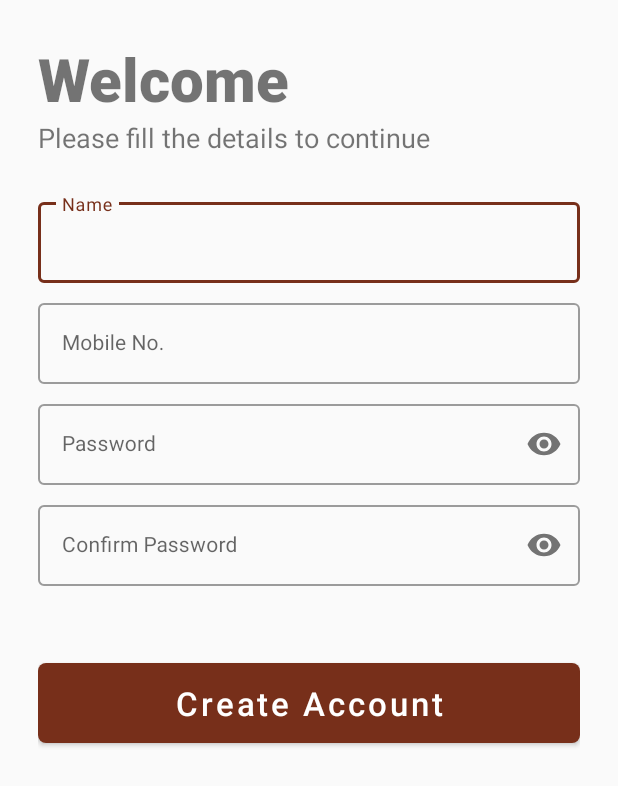
After one commit to deorerohit/FHelp, an Android app: the SignUp screen opened directly, with no data from a screen before it, on a phone screen of 412 x 824 dp. The commit adds this screen. Shown: the top 786 px of the screen. Run offline under Robolectric (Android 15) with nearby library versions, the phone set to English and light mode, and no system bars.

Commit message:
creater sign up interface

```diff
--- a/app/src/main/AndroidManifest.xml
+++ b/app/src/main/AndroidManifest.xml
@@ -9,13 +9,16 @@
         android:roundIcon="@mipmap/ic_launcher_round"
         android:supportsRtl="true"
         android:theme="@style/Theme.FarmHelp">
+        <activity android:name=".SignUp"
+            android:parentActivityName=".SignIn"/>
         <activity android:name=".SignIn">
             <intent-filter>
                 <action android:name="android.intent.action.MAIN" />
+
                 <category android:name="android.intent.category.LAUNCHER" />
             </intent-filter>
         </activity>
-        <activity android:name=".MainActivity"></activity>
+        <activity android:name=".MainActivity" />
     </application>
 
 </manifest>
--- a/app/src/main/java/be/project/farmhelp/SignIn.java
+++ b/app/src/main/java/be/project/farmhelp/SignIn.java
@@ -1,8 +1,10 @@
 package be.project.farmhelp;
 
+import android.content.Intent;
+import android.os.Bundle;
+import android.view.View;
+
 import androidx.appcompat.app.AppCompatActivity;
-
-import android.os.Bundle;
 
 public class SignIn extends AppCompatActivity {
 
@@ -11,4 +13,8 @@ public class SignIn extends AppCompatActivity {
         super.onCreate(savedInstanceState);
         setContentView(R.layout.activity_sign_in);
     }
+
+    public void callSingUp(View view) {
+        startActivity(new Intent(SignIn.this, SignUp.class));
+    }
 }
--- /dev/null
+++ b/app/src/main/java/be/project/farmhelp/SignUp.java
@@ -0,0 +1,14 @@
+package be.project.farmhelp;
+
+import androidx.appcompat.app.AppCompatActivity;
+
+import android.os.Bundle;
+
+public class SignUp extends AppCompatActivity {
+
+    @Override
+    protected void onCreate(Bundle savedInstanceState) {
+        super.onCreate(savedInstanceState);
+        setContentView(R.layout.activity_sign_up);
+    }
+}
--- a/app/src/main/res/layout/activity_sign_in.xml
+++ b/app/src/main/res/layout/activity_sign_in.xml
@@ -105,7 +105,8 @@
             android:layout_height="wrap_content"
             android:layout_marginStart="5dp"
             android:text="Sign Up"
-            android:textColor="#4b96fa" />
+            android:textColor="#4b96fa"
+            android:onClick="callSingUp"/>
 
     </LinearLayout>
 </LinearLayout>
--- /dev/null
+++ b/app/src/main/res/layout/activity_sign_up.xml
@@ -0,0 +1,99 @@
+<?xml version="1.0" encoding="utf-8"?>
+<LinearLayout xmlns:android="http://schemas.android.com/apk/res/android"
+    xmlns:app="http://schemas.android.com/apk/res-auto"
+    xmlns:tools="http://schemas.android.com/tools"
+    android:layout_width="match_parent"
+    android:layout_height="match_parent"
+    android:orientation="vertical"
+    android:padding="25dp"
+    tools:context=".SignUp">
+
+    <TextView
+        android:layout_width="match_parent"
+        android:layout_height="wrap_content"
+        android:fontFamily="sans-serif-black"
+        android:text="Welcome"
+        android:textSize="40sp" />
+
+    <TextView
+        android:layout_width="match_parent"
+        android:layout_height="wrap_content"
+        android:text="Please fill the details to continue"
+        android:textSize="18sp" />
+
+
+    <com.google.android.material.textfield.TextInputLayout
+        style="@style/Widget.MaterialComponents.TextInputLayout.OutlinedBox"
+        android:layout_width="match_parent"
+        android:layout_height="wrap_content"
+        android:layout_marginTop="25dp">
+
+        <com.google.android.material.textfield.TextInputEditText
+            android:id="@+id/sign_up_mob"
+            android:layout_width="match_parent"
+            android:layout_height="match_parent"
+            android:hint="Name"
+            android:textColor="@color/purple_500"
+            android:textSize="14sp" />
+    </com.google.android.material.textfield.TextInputLayout>
+
+    <com.google.android.material.textfield.TextInputLayout
+        style="@style/Widget.MaterialComponents.TextInputLayout.OutlinedBox"
+        android:layout_width="match_parent"
+        android:layout_height="wrap_content"
+        android:layout_marginTop="8dp">
+
+        <com.google.android.material.textfield.TextInputEditText
+            android:id="@+id/sign_up_name"
+            android:layout_width="match_parent"
+            android:layout_height="match_parent"
+            android:hint="Mobile No."
+            android:textColor="@color/purple_500"
+            android:textSize="14sp" />
+    </com.google.android.material.textfield.TextInputLayout>
+
+    <com.google.android.material.textfield.TextInputLayout
+        style="@style/Widget.MaterialComponents.TextInputLayout.OutlinedBox"
+        android:layout_width="match_parent"
+        android:layout_height="wrap_content"
+        android:layout_marginTop="8dp"
+        app:passwordToggleEnabled="true">
+
+        <com.google.android.material.textfield.TextInputEditText
+            android:id="@+id/sign_up_pass"
+            android:layout_width="match_parent"
+            android:layout_height="match_parent"
+            android:hint="Password"
+            android:inputType="textPassword"
+            android:textColor="@color/purple_500"
+            android:textSize="14sp" />
+    </com.google.android.material.textfield.TextInputLayout>
+
+    <com.google.android.material.textfield.TextInputLayout
+        style="@style/Widget.MaterialComponents.TextInputLayout.OutlinedBox"
+        android:layout_width="match_parent"
+        android:layout_height="wrap_content"
+        android:layout_marginTop="8dp"
+        app:passwordToggleEnabled="true">
+
+        <com.google.android.material.textfield.TextInputEditText
+            android:id="@+id/sign_up_confirm_pass"
+            android:layout_width="match_parent"
+            android:layout_height="match_parent"
+            android:hint="Confirm Password"
+            android:inputType="textPassword"
+            android:textColor="@color/purple_500"
+            android:textSize="14sp" />
+    </com.google.android.material.textfield.TextInputLayout>
+
+    <com.google.android.material.button.MaterialButton
+        android:layout_width="match_parent"
+        android:layout_height="wrap_content"
+        android:layout_marginTop="45dp"
+        android:padding="12dp"
+        android:text="Create Account"
+        android:textAllCaps="false"
+        android:textSize="22sp"
+        app:cornerRadius="5dp" />
+
+</LinearLayout>
```
